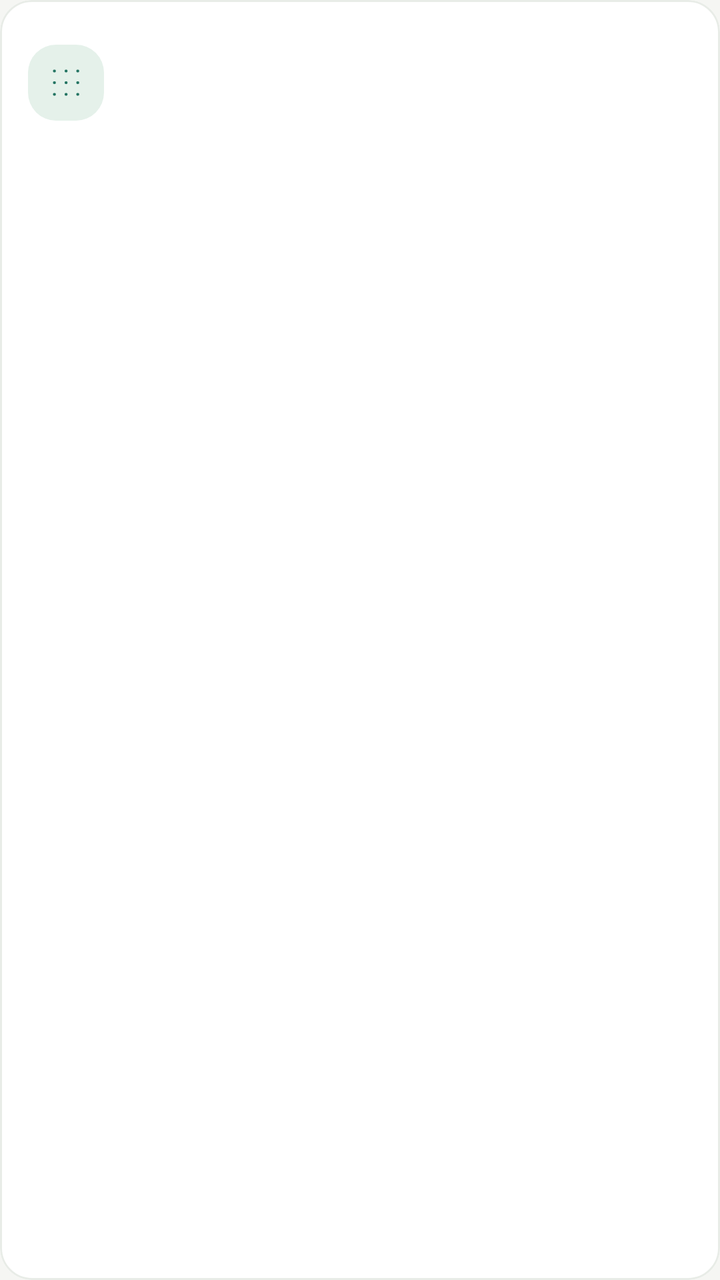
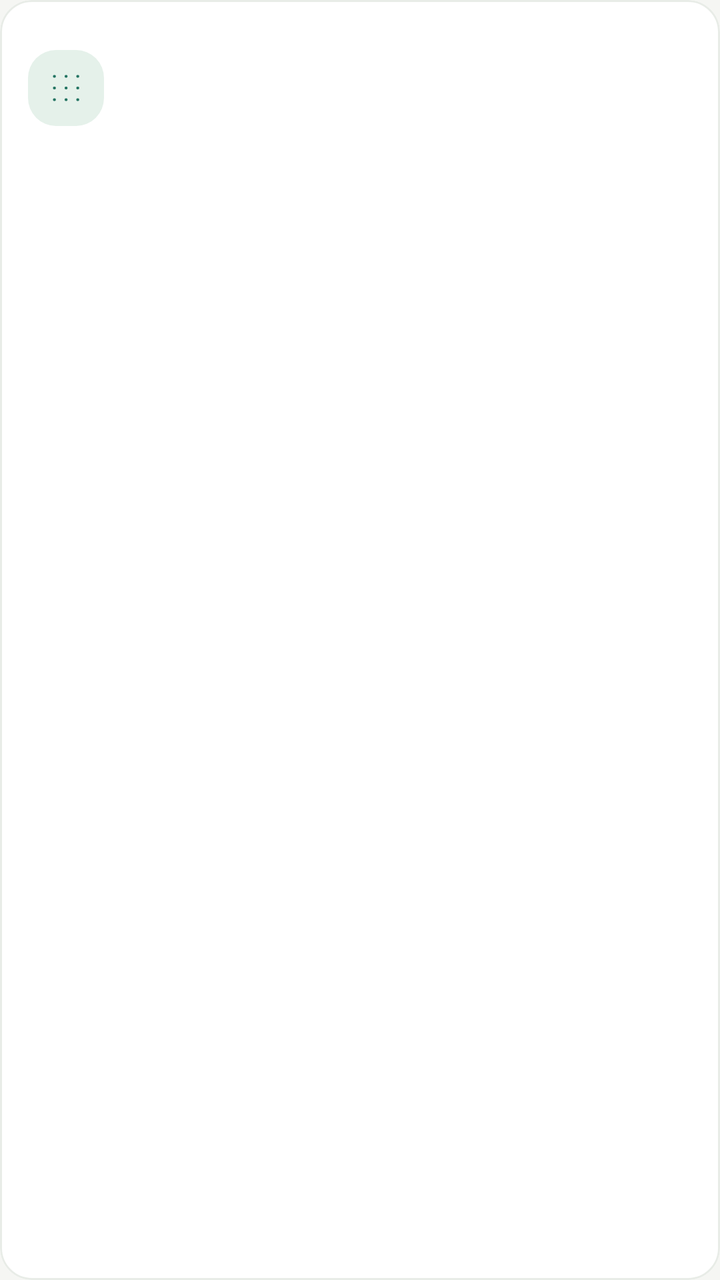

Screens rendered from an Android XML layout before and after an edit, with the pre-edit source and the edit as a unified diff.
<!-- AndroidManifest.xml: application theme Theme.LightLedger -->
<!-- res/layout/row_transaction.xml -->
<?xml version="1.0" encoding="utf-8"?>
<com.google.android.material.card.MaterialCardView xmlns:android="http://schemas.android.com/apk/res/android"
    xmlns:app="http://schemas.android.com/apk/res-auto"
    style="@style/LedgerCard"
    android:layout_width="match_parent"
    android:layout_height="wrap_content"
    android:layout_marginBottom="8dp"
    android:clickable="true"
    android:focusable="true"
    app:cardCornerRadius="16dp">
    <LinearLayout
        android:layout_width="match_parent"
        android:layout_height="wrap_content"
        android:gravity="center_vertical"
        android:orientation="horizontal"
        android:paddingHorizontal="14dp"
        android:paddingVertical="12dp">
        <ImageView
            android:id="@+id/categoryIcon"
            android:layout_width="38dp"
            android:layout_height="38dp"
            android:background="@drawable/bg_badge"
            android:importantForAccessibility="no"
            android:padding="9dp"
            android:src="@drawable/ic_other" />
        <CheckBox
            android:id="@+id/selectionCheck"
            android:layout_width="40dp"
            android:layout_height="48dp"
            android:clickable="false"
            android:focusable="false"
            android:importantForAccessibility="no"
            android:visibility="gone" />
        <LinearLayout
            android:layout_width="0dp"
            android:layout_height="wrap_content"
            android:layout_marginStart="12dp"
            android:layout_weight="1"
            android:orientation="vertical">
            <TextView
                android:id="@+id/title"
                android:layout_width="match_parent"
                android:layout_height="wrap_content"
                android:ellipsize="end"
                android:fontFamily="sans-serif-medium"
                android:maxLines="2"
                android:textColor="?attr/colorOnSurface"
                android:textSize="16sp" />
            <TextView
                android:id="@+id/subtitle"
                style="@style/LedgerCaption"
                android:layout_width="match_parent"
                android:layout_height="wrap_content"
                android:layout_marginTop="3dp"
                android:ellipsize="end"
                android:maxLines="1"
                android:textSize="12sp" />
            <TextView
                android:id="@+id/notePreview"
                style="@style/LedgerCaption"
                android:layout_width="match_parent"
                android:layout_height="wrap_content"
                android:layout_marginTop="3dp"
                android:ellipsize="end"
                android:maxLines="2"
                android:textSize="12sp"
                android:visibility="gone" />
            <TextView
                android:id="@+id/timestamp"
                style="@style/LedgerCaption"
                android:layout_width="match_parent"
                android:layout_height="wrap_content"
                android:layout_marginTop="3dp"
                android:maxLines="1"
                android:textSize="11sp" />
        </LinearLayout>
        <TextView
            android:id="@+id/amount"
            android:layout_width="wrap_content"
            android:layout_height="wrap_content"
            android:layout_marginStart="8dp"
            android:fontFamily="sans-serif-medium"
            android:fontFeatureSettings="tnum"
            android:gravity="end"
            android:maxLines="1"
            android:textColor="?attr/colorOnSurface"
            android:textSize="19sp" />
    </LinearLayout>
</com.google.android.material.card.MaterialCardView>
<!-- resources referenced by this layout -->
<resources>
  <!-- drawable bg_badge (drawable) -->
  <shape xmlns:android="http://schemas.android.com/apk/res/android"><solid android:color="?attr/ledgerSoft"/><corners android:radius="14dp"/></shape>
  <!-- drawable ic_other (drawable) -->
  <vector xmlns:android="http://schemas.android.com/apk/res/android" android:width="24dp" android:height="24dp" android:viewportWidth="24" android:viewportHeight="24"><path android:pathData="M5,5 L5.1,5 M12,5 L12.1,5 M19,5 L19.1,5 M5,12 L5.1,12 M12,12 L12.1,12 M19,12 L19.1,12 M5,19 L5.1,19 M12,19 L12.1,19 M19,19 L19.1,19" android:fillColor="@android:color/transparent" android:strokeColor="?attr/colorPrimary" android:strokeWidth="1.7" android:strokeLineCap="round" android:strokeLineJoin="round"/></vector>
  <style name="LedgerCaption"><item name="android:textColor">?attr/ledgerMuted</item><item name="android:textSize">13sp</item><item name="android:lineSpacingExtra">3dp</item></style>
  <style name="LedgerCard" parent="Widget.MaterialComponents.CardView">
          <item name="cardCornerRadius">18dp</item><item name="cardElevation">0dp</item><item name="cardBackgroundColor">@color/white</item>
          <item name="strokeColor">?attr/ledgerBorder</item><item name="strokeWidth">1dp</item>
      </style>
  <color name="white">#FFFFFF</color>
  <color name="ledger_teal">#237462</color>
  <color name="ledger_teal_dark">#184D40</color>
  <color name="ledger_ink">#1C302B</color>
  <color name="ledger_background">#F5F6F3</color>
  <color name="ledger_teal_soft">#E5F1EA</color>
  <color name="ledger_muted">#697A73</color>
  <color name="ledger_border">#E8ECE7</color>
  <style name="LedgerWindowAnimation" parent="android:style/Animation.Activity">
          <item name="android:activityOpenEnterAnimation">@null</item>
          <item name="android:activityOpenExitAnimation">@null</item>
          <item name="android:activityCloseEnterAnimation">@null</item>
          <item name="android:activityCloseExitAnimation">@null</item>
      </style>
  <style name="LedgerButton" parent="Widget.MaterialComponents.Button">
          <item name="cornerRadius">14dp</item><item name="android:minHeight">52dp</item><item name="android:textAllCaps">false</item>
          <item name="android:textSize">15sp</item><item name="android:fontFamily">sans-serif-medium</item><item name="android:paddingHorizontal">16dp</item>
          <item name="android:insetTop">3dp</item><item name="android:insetBottom">3dp</item>
      </style>
  <style name="LedgerInput" parent="Widget.MaterialComponents.TextInputLayout.OutlinedBox">
          <item name="boxCornerRadiusTopStart">14dp</item><item name="boxCornerRadiusTopEnd">14dp</item><item name="boxCornerRadiusBottomStart">14dp</item><item name="boxCornerRadiusBottomEnd">14dp</item>
          <item name="boxBackgroundColor">@color/white</item><item name="boxStrokeColor">?attr/colorPrimary</item>
      </style>
  <!-- unchanged entries left out for length: 1 -->
</resources>

<!-- the commit's change to res/layout/row_transaction.xml (unified diff, before → after) -->
@@ -71,6 +71,8 @@
                 android:layout_width="match_parent"
                 android:layout_height="wrap_content"
                 android:layout_marginTop="3dp"
+                android:minHeight="20dp"
+                android:lineSpacingExtra="0dp"
                 android:maxLines="1"
                 android:textSize="11sp" />
         </LinearLayout>
